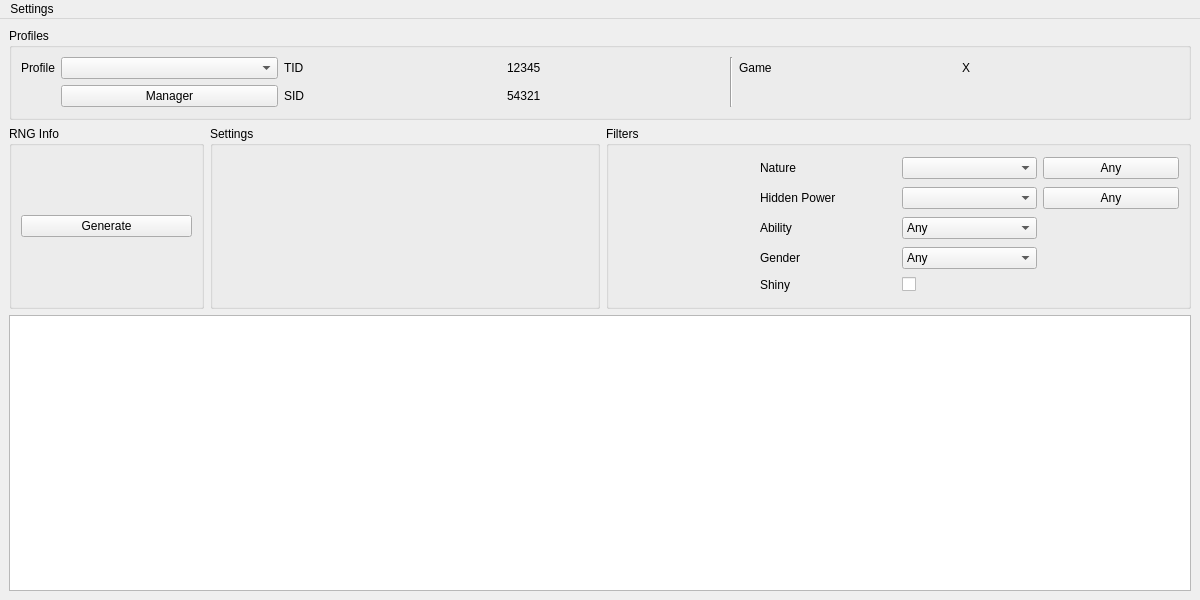
This is Forms/MainWindow.ui in Admiral-Fish/RaidFinder as Qt 5 draws it before an edit. The edited form follows.
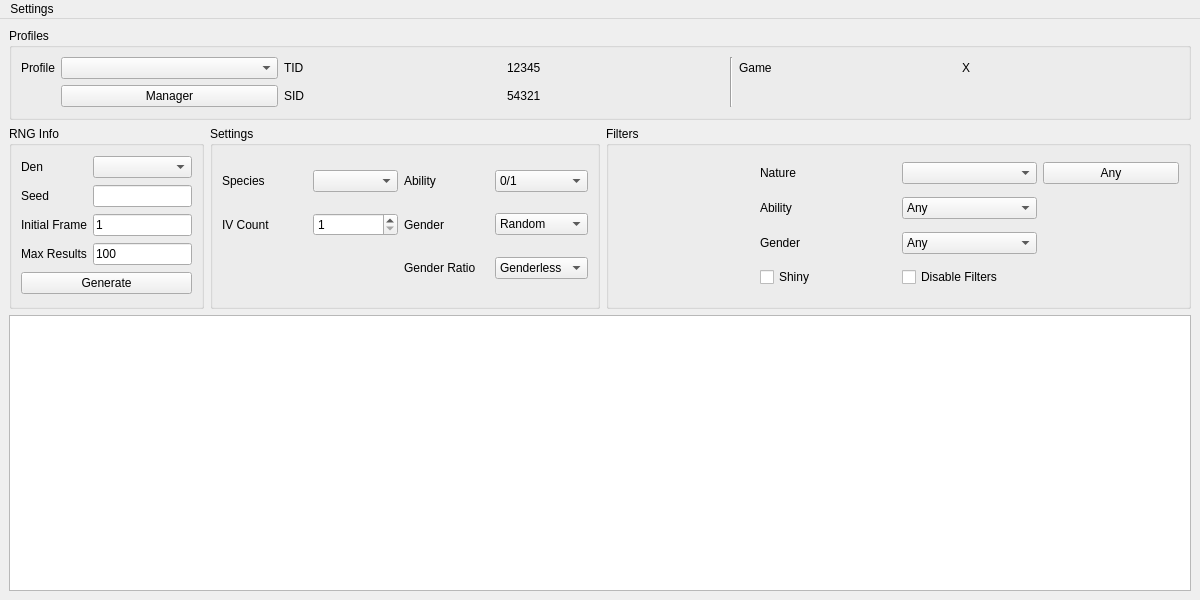
This is the edited form. Custom widgets are drawn as their Qt base class.

Patch:
```diff
--- a/Forms/MainWindow.ui
+++ b/Forms/MainWindow.ui
@@ -119,14 +119,72 @@
       <property name="title">
        <string>RNG Info</string>
       </property>
-      <layout class="QGridLayout" name="gridLayout_8">
-       <item row="0" column="0">
+      <layout class="QGridLayout" name="gridLayout_2">
+       <item row="1" column="1">
+        <widget class="TextBox" name="textBoxSeed">
+         <property name="maxLength">
+          <number>16</number>
+         </property>
+        </widget>
+       </item>
+       <item row="4" column="0">
+        <widget class="QLabel" name="labelMaxResults">
+         <property name="text">
+          <string>Max Results</string>
+         </property>
+        </widget>
+       </item>
+       <item row="3" column="0">
+        <widget class="QLabel" name="label">
+         <property name="text">
+          <string>Initial Frame</string>
+         </property>
+        </widget>
+       </item>
+       <item row="3" column="1">
+        <widget class="TextBox" name="textBoxInitialFrame">
+         <property name="text">
+          <string notr="true">1</string>
+         </property>
+         <property name="maxLength">
+          <number>10</number>
+         </property>
+        </widget>
+       </item>
+       <item row="5" column="0" colspan="2">
         <widget class="QPushButton" name="pushButtonGenerate">
          <property name="text">
           <string>Generate</string>
          </property>
         </widget>
        </item>
+       <item row="4" column="1">
+        <widget class="TextBox" name="textBoxMaxResults">
+         <property name="text">
+          <string notr="true">100</string>
+         </property>
+         <property name="maxLength">
+          <number>10</number>
+         </property>
+        </widget>
+       </item>
+       <item row="1" column="0">
+        <widget class="QLabel" name="labelSeed">
+         <property name="text">
+          <string>Seed</string>
+         </property>
+        </widget>
+       </item>
+       <item row="0" column="0">
+        <widget class="QLabel" name="labelDen">
+         <property name="text">
+          <string>Den</string>
+         </property>
+        </widget>
+       </item>
+       <item row="0" column="1">
+        <widget class="QComboBox" name="comboBoxDen"/>
+       </item>
       </layout>
      </widget>
     </item>
@@ -141,7 +199,133 @@
       <property name="title">
        <string>Settings</string>
       </property>
-      <layout class="QGridLayout" name="gridLayout_14"/>
+      <layout class="QGridLayout" name="gridLayout_3">
+       <item row="1" column="0">
+        <widget class="QLabel" name="labelIVCount">
+         <property name="text">
+          <string>IV Count</string>
+         </property>
+        </widget>
+       </item>
+       <item row="1" column="3">
+        <widget class="QComboBox" name="comboBoxGenderType">
+         <item>
+          <property name="text">
+           <string>Random</string>
+          </property>
+         </item>
+         <item>
+          <property name="text">
+           <string>♂</string>
+          </property>
+         </item>
+         <item>
+          <property name="text">
+           <string>♀</string>
+          </property>
+         </item>
+         <item>
+          <property name="text">
+           <string>-</string>
+          </property>
+         </item>
+        </widget>
+       </item>
+       <item row="1" column="1">
+        <widget class="QSpinBox" name="spinBoxIVCount">
+         <property name="minimum">
+          <number>1</number>
+         </property>
+         <property name="maximum">
+          <number>5</number>
+         </property>
+        </widget>
+       </item>
+       <item row="0" column="2">
+        <widget class="QLabel" name="labelAbilityType">
+         <property name="text">
+          <string>Ability</string>
+         </property>
+        </widget>
+       </item>
+       <item row="0" column="3">
+        <widget class="QComboBox" name="comboBoxAbilityType">
+         <item>
+          <property name="text">
+           <string>0/1</string>
+          </property>
+         </item>
+         <item>
+          <property name="text">
+           <string>0/1/H</string>
+          </property>
+         </item>
+        </widget>
+       </item>
+       <item row="0" column="0">
+        <widget class="QLabel" name="labelSpecies">
+         <property name="text">
+          <string>Species</string>
+         </property>
+        </widget>
+       </item>
+       <item row="0" column="1">
+        <widget class="QComboBox" name="comboBoxSpecies"/>
+       </item>
+       <item row="1" column="2">
+        <widget class="QLabel" name="labelGenderType">
+         <property name="text">
+          <string>Gender</string>
+         </property>
+        </widget>
+       </item>
+       <item row="2" column="2">
+        <widget class="QLabel" name="labelGenderRatio">
+         <property name="text">
+          <string>Gender Ratio</string>
+         </property>
+        </widget>
+       </item>
+       <item row="2" column="3">
+        <widget class="QComboBox" name="comboBoxGenderRatio">
+         <item>
+          <property name="text">
+           <string>Genderless</string>
+          </property>
+         </item>
+         <item>
+          <property name="text">
+           <string>Only ♂</string>
+          </property>
+         </item>
+         <item>
+          <property name="text">
+           <string>Only ♀</string>
+          </property>
+         </item>
+         <item>
+          <property name="text">
+           <string>12.5% ♀</string>
+          </property>
+         </item>
+         <item>
+          <property name="text">
+           <string>25% ♀</string>
+          </property>
+         </item>
+         <item>
+          <property name="text">
+           <string>50% ♀</string>
+          </property>
+         </item>
+         <item>
+          <property name="text">
+           <string>75% ♀</string>
+          </property>
+         </item>
+        </widget>
+       </item>
+      </layout>
      </widget>
     </item>
     <item row="1" column="2">
@@ -156,8 +340,48 @@
        <string>Filters</string>
       </property>
       <layout class="QGridLayout" name="gridLayout_11">
-       <item row="0" column="0" rowspan="5">
-        <widget class="IVFilter" name="ivFilter" native="true"/>
+       <item row="1" column="1">
+        <widget class="QLabel" name="labelAbility">
+         <property name="text">
+          <string>Ability</string>
+         </property>
+        </widget>
+       </item>
+       <item row="0" column="3">
+        <widget class="QPushButton" name="pushButtonAnyNature">
+         <property name="text">
+          <string>Any</string>
+         </property>
+        </widget>
+       </item>
+       <item row="2" column="1">
+        <widget class="QLabel" name="labelGender">
+         <property name="text">
+          <string>Gender</string>
+         </property>
+        </widget>
+       </item>
+       <item row="0" column="2">
+        <widget class="CheckList" name="comboBoxNature"/>
+       </item>
+       <item row="2" column="2">
+        <widget class="QComboBox" name="comboBoxGender">
+         <item>
+          <property name="text">
+           <string>Any</string>
+          </property>
+         </item>
+         <item>
+          <property name="text">
+           <string notr="true">♂</string>
+          </property>
+         </item>
+         <item>
+          <property name="text">
+           <string notr="true">♀</string>
+          </property>
+         </item>
+        </widget>
        </item>
        <item row="0" column="1">
         <widget class="QLabel" name="labelNature">
@@ -169,41 +393,7 @@
          </property>
         </widget>
        </item>
-       <item row="0" column="2">
-        <widget class="CheckList" name="comboBoxNature"/>
-       </item>
-       <item row="0" column="3">
-        <widget class="QPushButton" name="pushButtonAnyNature">
-         <property name="text">
-          <string>Any</string>
-         </property>
-        </widget>
-       </item>
-       <item row="1" column="1">
-        <widget class="QLabel" name="labelHiddenPower">
-         <property name="text">
-          <string>Hidden Power</string>
-         </property>
-        </widget>
-       </item>
        <item row="1" column="2">
-        <widget class="CheckList" name="comboBoxHiddenPower"/>
-       </item>
-       <item row="1" column="3">
-        <widget class="QPushButton" name="pushButtonAnyHiddenPower">
-         <property name="text">
-          <string>Any</string>
-         </property>
-        </widget>
-       </item>
-       <item row="2" column="1">
-        <widget class="QLabel" name="labelAbility">
-         <property name="text">
-          <string>Ability</string>
-         </property>
-        </widget>
-       </item>
-       <item row="2" column="2">
         <widget class="QComboBox" name="comboBoxAbility">
          <item>
           <property name="text">
@@ -227,43 +417,20 @@
          </item>
         </widget>
        </item>
+       <item row="0" column="0" rowspan="4">
+        <widget class="IVFilter" name="ivFilter" native="true"/>
+       </item>
        <item row="3" column="1">
-        <widget class="QLabel" name="labelGender">
-         <property name="text">
-          <string>Gender</string>
-         </property>
-        </widget>
-       </item>
-       <item row="3" column="2">
-        <widget class="QComboBox" name="comboBoxGender">
-         <item>
-          <property name="text">
-           <string>Any</string>
-          </property>
-         </item>
-         <item>
-          <property name="text">
-           <string notr="true">♂</string>
-          </property>
-         </item>
-         <item>
-          <property name="text">
-           <string notr="true">♀</string>
-          </property>
-         </item>
-        </widget>
-       </item>
-       <item row="4" column="1">
-        <widget class="QLabel" name="labelShiny">
+        <widget class="QCheckBox" name="checkBoxShiny">
          <property name="text">
           <string>Shiny</string>
          </property>
         </widget>
        </item>
-       <item row="4" column="2">
-        <widget class="QCheckBox" name="checkBoxStationaryShiny">
+       <item row="3" column="2">
+        <widget class="QCheckBox" name="checkBoxDisableFilters">
          <property name="text">
-          <string/>
+          <string>Disable Filters</string>
          </property>
         </widget>
        </item>
@@ -427,6 +594,11 @@
     <slot>resetChecks()</slot>
    </slots>
   </customwidget>
+  <customwidget>
+   <class>TextBox</class>
+   <extends>QLineEdit</extends>
+   <header>Forms/Controls/TextBox.hpp</header>
+  </customwidget>
  </customwidgets>
  <resources/>
  <connections>
```
Left out of the diff: 37 changed lines with no effect on the pictures.
